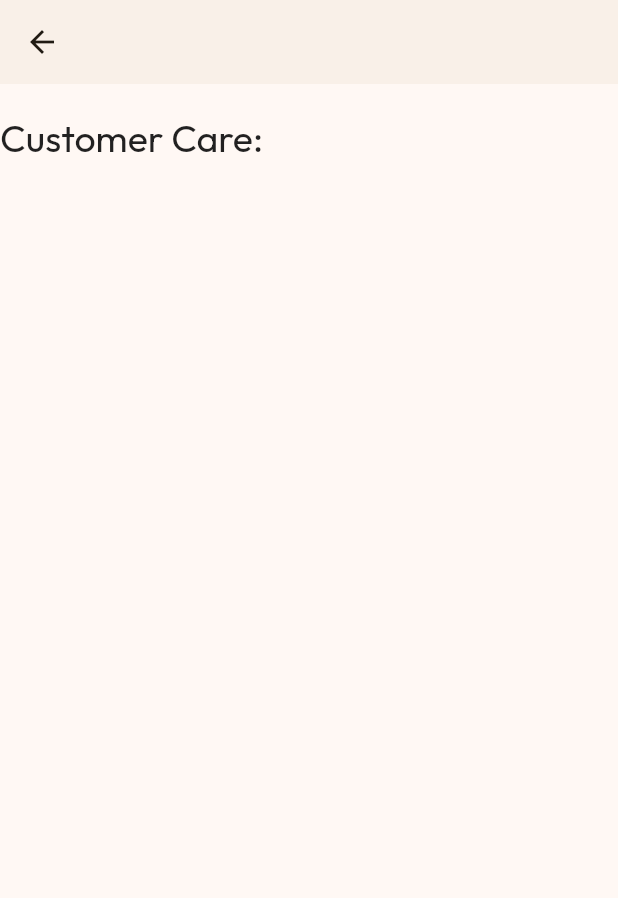
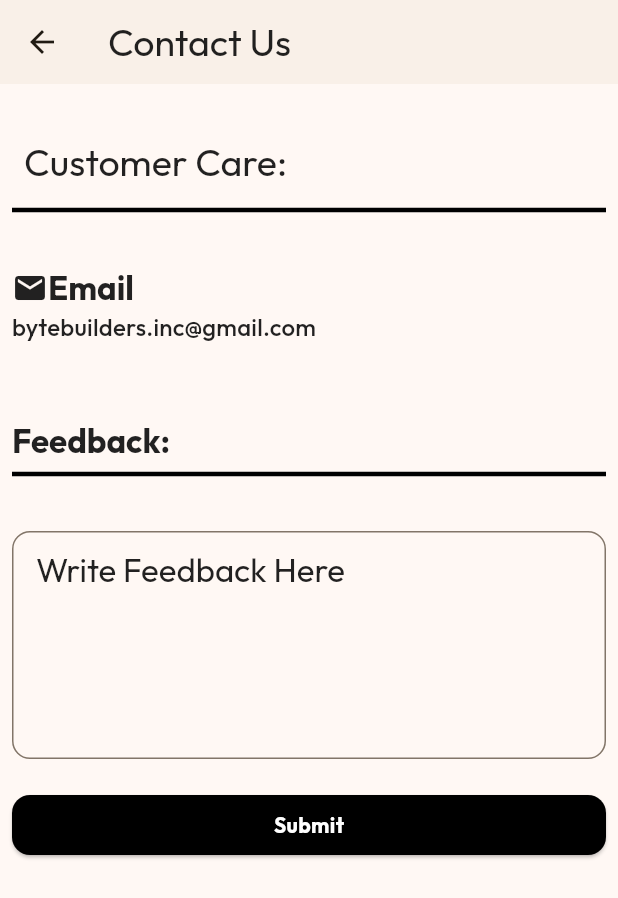
Before and after one commit to mayur-shastri/clipNGoApp, a Flutter app: the ContactUs screen opened directly, on a phone screen of 412 x 824 dp. Shown: the top 898 px of the screen. Run offline on Flutter 3.47's test engine with Material 2 defaults, Android fonts, the phone set to English and light mode, and no system bars; our stand-ins replace carousel_slider, cloud_firestore, easy_date_timeline, firebase_auth, firebase_core, flutter_otp_text_field and 7 more; missing offline and left inert: time_picker_spinner; accounts and stored records are empty.

Commit message:
Contact Us Page Built

```diff
--- a/lib/screen/contact_us.dart
+++ b/lib/screen/contact_us.dart
@@ -1,21 +1,151 @@
 import 'package:flutter/material.dart';
 
-class ContactUs extends StatelessWidget {
+class ContactUs extends StatefulWidget {
   const ContactUs({super.key});
+
+  @override
+  State<ContactUs> createState() => _ContactUsState();
+}
+
+class _ContactUsState extends State<ContactUs> {
+  bool _feedbackSubmitted = true;
+
+  @override
+  void initState() {
+    bool _feedbackSubmitted = true;
+    super.initState();
+  }
 
   @override
   Widget build(BuildContext context) {
     return Scaffold(
-      appBar: AppBar(elevation: 1),
-      body: Column(children: [
-        const SizedBox(
-          height: 20,
-        ),
-        Text(
-          'Customer Care:',
+      appBar: AppBar(
+        elevation: 1,
+        title: Text(
+          'Contact Us',
           style: Theme.of(context).textTheme.titleLarge!.copyWith(fontSize: 25),
         ),
-      ]),
+      ),
+      body: SingleChildScrollView(
+        child: Padding(
+          padding: const EdgeInsets.all(8.0),
+          child: Column(
+            children: [
+              const SizedBox(
+                height: 20,
+              ),
+              Padding(
+                padding: const EdgeInsets.all(8.0),
+                child: Align(
+                  alignment: Alignment.centerLeft,
+                  child: Text(
+                    'Customer Care:',
+                    style: Theme.of(context)
+                        .textTheme
+                        .titleLarge!
+                        .copyWith(fontSize: 25),
+                  ),
+                ),
+              ),
+              const Divider(
+                thickness: 3,
+                color: Colors.black,
+              ),
+              const SizedBox(
+                height: 30,
+              ),
+              Row(
+                children: [
+                  const Icon(Icons.mail),
+                  Text(
+                    'Email',
+                    style: Theme.of(context)
+                        .textTheme
+                        .titleLarge!
+                        .copyWith(fontWeight: FontWeight.bold),
+                  ),
+                ],
+              ),
+              Align(
+                alignment: Alignment.topLeft,
+                child: Text(
+                  'bytebuilders.inc@gmail.com',
+                  style: Theme.of(context).textTheme.titleMedium,
+                ),
+              ),
+              const SizedBox(
+                height: 50,
+              ),
+              Align(
+                alignment: Alignment.topLeft,
+                child: Text(
+                  'Feedback:',
+                  style: Theme.of(context)
+                      .textTheme
+                      .titleLarge!
+                      .copyWith(fontWeight: FontWeight.bold),
+                ),
+              ),
+              const Divider(
+                thickness: 3,
+                color: Colors.black,
+              ),
+              const SizedBox(
+                height: 30,
+              ),
+              !_feedbackSubmitted
+                  ? const SizedBox(
+                      height: 50,
+                      child: Center(
+                        child: Text('Thankyou for submitting feedback!'),
+                      ),
+                    )
+                  : TextField(
+                      maxLines: 5,
+                      decoration: InputDecoration(
+                        border: OutlineInputBorder(
+                          borderRadius: BorderRadius.circular(12),
+                        ),
+                        labelText: 'Write Feedback Here',
+                        alignLabelWithHint: true,
+                        labelStyle: Theme.of(context).textTheme.titleLarge,
+                      ),
+                    ),
+              const SizedBox(
+                height: 20,
+              ),
+              if (_feedbackSubmitted)
+                ElevatedButton(
+                  style: ButtonStyle(
+                    shape: MaterialStateProperty.all<RoundedRectangleBorder>(
+                      RoundedRectangleBorder(
+                        borderRadius: BorderRadius.circular(12),
+                      ),
+                    ),
+                    backgroundColor: MaterialStateProperty.all(Colors.black),
+                  ),
+                  onPressed: () {
+                    setState(() {
+                      _feedbackSubmitted = !_feedbackSubmitted;
+                    });
+                  },
+                  child: SizedBox(
+                    width: MediaQuery.of(context).size.width,
+                    child: Center(
+                      child: Text(
+                        'Submit',
+                        style: Theme.of(context).textTheme.bodyMedium!.copyWith(
+                              fontWeight: FontWeight.bold,
+                              color: Colors.white,
+                            ),
+                      ),
+                    ),
+                  ),
+                ),
+            ],
+          ),
+        ),
+      ),
     );
   }
 }
--- a/lib/widgets/dashboard items/drawer.dart
+++ b/lib/widgets/dashboard items/drawer.dart
@@ -4,6 +4,8 @@ import 'package:flutter_riverpod/flutter_riverpod.dart';
 import 'package:salon_app/providers/loggedinprovider.dart';
 import 'package:salon_app/screen/main_screens/developer_about.dart';
 import 'package:salon_app/screen/contact_us.dart';
+import 'package:salon_app/screen/main_screens/history_bookings.dart';
+import 'package:salon_app/screen/main_screens/profile_screen.dart';
 
 class MyDrawer extends ConsumerStatefulWidget {
   const MyDrawer({super.key, required this.closeDrawer});
@@ -37,12 +39,34 @@ class _MyDrawerState extends ConsumerState<MyDrawer> {
           ListTile(
             title: const Text('Profile'),
             onTap: () {
+              Navigator.of(context).push(
+                MaterialPageRoute(
+                  builder: (ctx) => Scaffold(
+                    appBar: AppBar(
+                      elevation: 1,
+                      title: const Text('Booking History'),
+                    ),
+                    body: const ProfileScreen(),
+                  ),
+                ),
+              );
               widget.closeDrawer();
             },
           ),
           ListTile(
             title: const Text('Bookings'),
             onTap: () {
+              Navigator.of(context).push(
+                MaterialPageRoute(
+                  builder: (ctx) => Scaffold(
+                    appBar: AppBar(
+                      elevation: 1,
+                      title: const Text('Booking History'),
+                    ),
+                    body: const MyBookings(),
+                  ),
+                ),
+              );
               widget.closeDrawer();
             },
           ),
--- a/lib/widgets/dashboard items/search_bar.dart
+++ b/lib/widgets/dashboard items/search_bar.dart
@@ -4,8 +4,6 @@ import 'package:flutter/material.dart';
 import 'package:salon_app/screen/screen_list.dart';
 
 List<Map<String, dynamic>> searchResults = [];
-
-
 
 class MySearchBar extends StatefulWidget {
   const MySearchBar(
```
Also changed, not shown: 2 other files.
